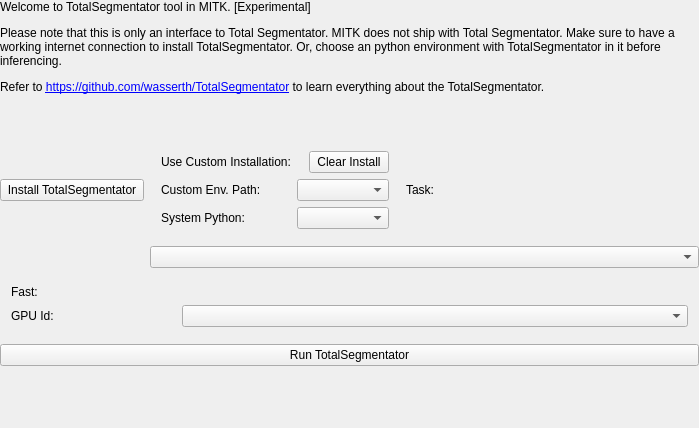
First picture: the form in Modules/SegmentationUI/Qmitk/QmitkTotalSegmentatorGUIControls.ui, repository MITK/MITK, before the edit.
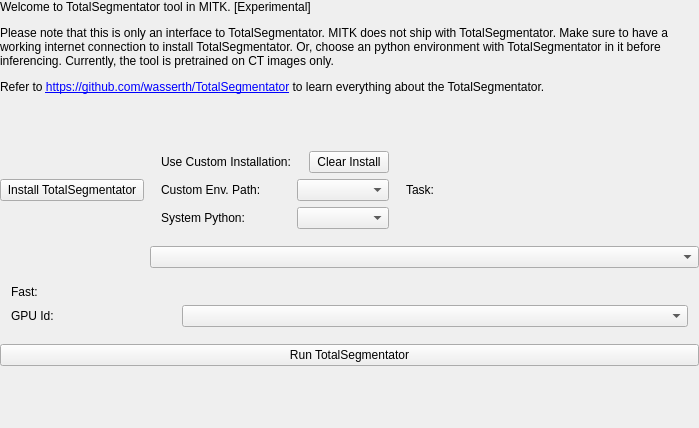
Second picture: the form after the edit. Custom widgets are drawn as their Qt base class.

Commit message: Update intro text

Diff of the .ui file:
```diff
--- a/Modules/SegmentationUI/Qmitk/QmitkTotalSegmentatorGUIControls.ui
+++ b/Modules/SegmentationUI/Qmitk/QmitkTotalSegmentatorGUIControls.ui
@@ -55,7 +55,8 @@
         </sizepolicy>
        </property>
        <property name="text">
-        <string>&lt;html&gt;&lt;head/&gt;&lt;body&gt;&lt;p&gt;Welcome to TotalSegmentator tool in MITK. [Experimental]&lt;/p&gt;&lt;p&gt;Please note that this is only an interface to Total Segmentator. MITK does not ship with Total Segmentator. Make sure to have a working internet connection to install TotalSegmentator. Or, choose an python environment with TotalSegmentator in it before inferencing. &lt;/p&gt;&lt;p&gt;Refer to &lt;a href=&quot;https://github.com/wasserth/TotalSegmentator&quot;&gt;&lt;span style=&quot; text-decoration: underline; color:#0000ff;&quot;&gt;https://github.com/wasserth/TotalSegmentator&lt;/span&gt;&lt;/a&gt; to learn everything about the TotalSegmentator.&lt;/p&gt;&lt;p&gt;&lt;br/&gt;&lt;/p&gt;&lt;/body&gt;&lt;/html&gt;</string>
+        <string>&lt;html&gt;&lt;head/&gt;&lt;body&gt;&lt;p&gt;Welcome to TotalSegmentator tool in MITK. [Experimental]&lt;/p&gt;&lt;p&gt;Please note that this is only an interface to TotalSegmentator. MITK does not ship with TotalSegmentator. Make sure to have a working internet connection to install TotalSegmentator. Or, choose an python environment with TotalSegmentator in it before inferencing.
+		 Currently, the tool is pretrained on CT images only. &lt;/p&gt;&lt;p&gt;Refer to &lt;a href=&quot;https://github.com/wasserth/TotalSegmentator&quot;&gt;&lt;span style=&quot; text-decoration: underline; color:#0000ff;&quot;&gt;https://github.com/wasserth/TotalSegmentator&lt;/span&gt;&lt;/a&gt; to learn everything about the TotalSegmentator.&lt;/p&gt;&lt;p&gt;&lt;br/&gt;&lt;/p&gt;&lt;/body&gt;&lt;/html&gt;</string>
        </property>
        <property name="textFormat">
         <enum>Qt::RichText</enum>
```
